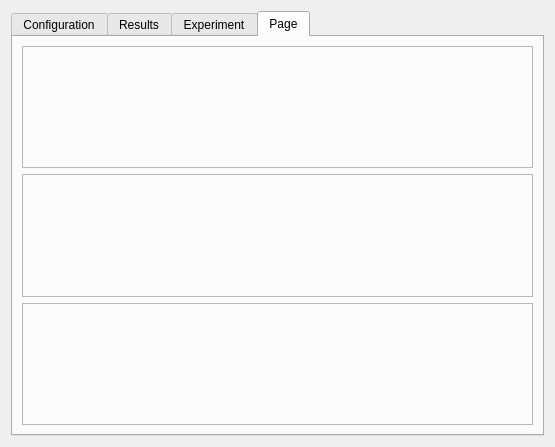
The window that MLC/GUI/Autogenerated/untitled/experiment.ui (MachineLearningControl/OpenMLC-Python) describes before a commit, drawn with Qt 5.
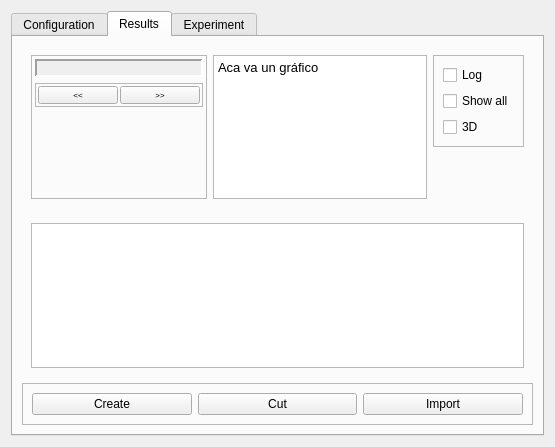
The same window after the commit. The open tabs and pages were chosen to show the change.

```diff
--- a/MLC/GUI/Autogenerated/untitled/experiment.ui
+++ b/MLC/GUI/Autogenerated/untitled/experiment.ui
@@ -144,7 +144,7 @@
                 <number>2</number>
                </property>
                <property name="text">
-                <string>&lt;b&gt;1/10&lt;/b&gt;</string>
+                <string/>
                </property>
                <property name="textFormat">
                 <enum>Qt::RichText</enum>
@@ -504,43 +504,6 @@
        </item>
       </layout>
      </widget>
-     <widget class="QWidget" name="tab">
-      <attribute name="title">
-       <string>Page</string>
-      </attribute>
-      <layout class="QGridLayout" name="gridLayout_6">
-       <item row="0" column="0">
-        <widget class="QFrame" name="frame_14">
-         <property name="frameShape">
-          <enum>QFrame::StyledPanel</enum>
-         </property>
-         <property name="frameShadow">
-          <enum>QFrame::Raised</enum>
-         </property>
-        </widget>
-       </item>
-       <item row="2" column="0">
-        <widget class="QFrame" name="frame_13">
-         <property name="frameShape">
-          <enum>QFrame::StyledPanel</enum>
-         </property>
-         <property name="frameShadow">
-          <enum>QFrame::Raised</enum>
-         </property>
-        </widget>
-       </item>
-       <item row="1" column="0">
-        <widget class="QFrame" name="frame_15">
-         <property name="frameShape">
-          <enum>QFrame::StyledPanel</enum>
-         </property>
-         <property name="frameShadow">
-          <enum>QFrame::Raised</enum>
-         </property>
-        </widget>
-       </item>
-      </layout>
-     </widget>
     </widget>
    </item>
   </layout>
```
Left out of the diff: 60 changed lines with no effect on the pictures.
